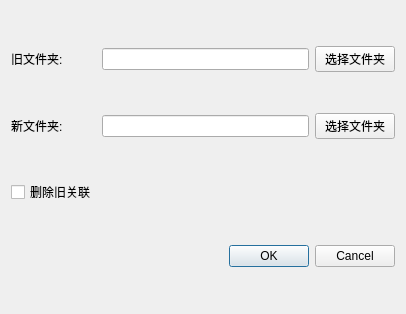
Old version of the form LDDC/ui/local_song_lyrics_db_manager/dir_selector.ui in the repository chenmozhijin/LDDC.
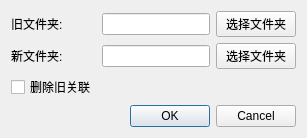
New version of the form. Icons and pictures are not drawn.

Diff of the .ui file:
```diff
--- a/LDDC/ui/local_song_lyrics_db_manager/dir_selector.ui
+++ b/LDDC/ui/local_song_lyrics_db_manager/dir_selector.ui
@@ -2,14 +2,6 @@
 <ui version="4.0">
  <class>DirSelectorDialog</class>
  <widget class="QDialog" name="DirSelectorDialog">
-  <property name="geometry">
-   <rect>
-    <x>0</x>
-    <y>0</y>
-    <width>406</width>
-    <height>314</height>
-   </rect>
-  </property>
   <property name="windowTitle">
    <string>选择文件夹</string>
   </property>
```
